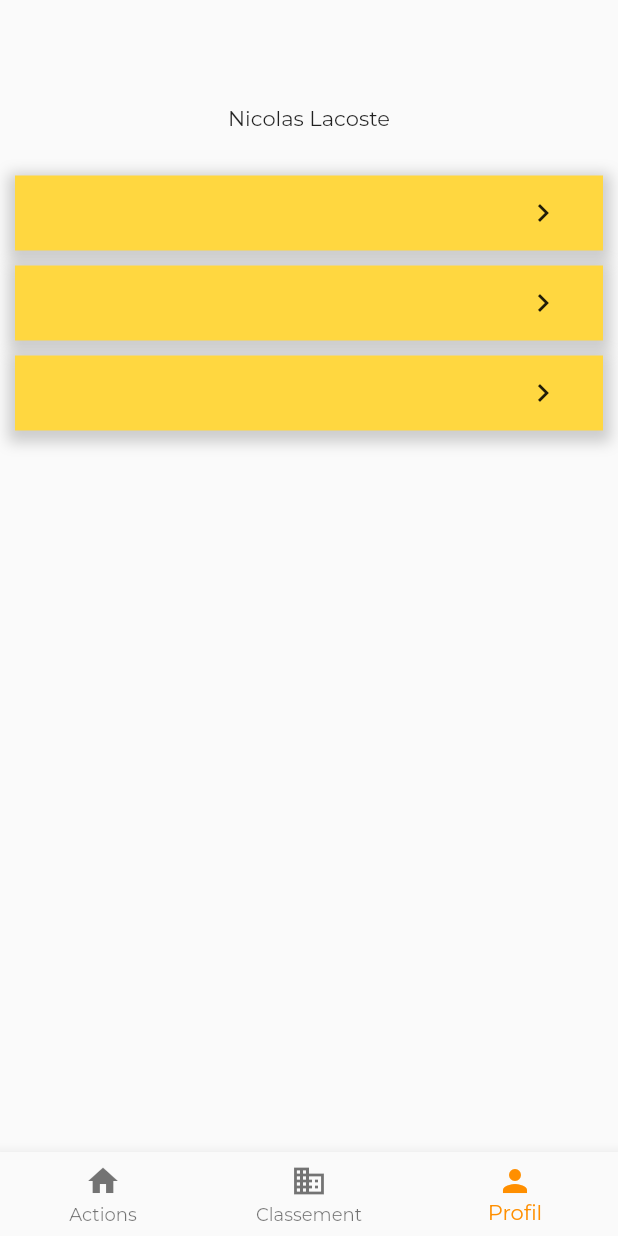
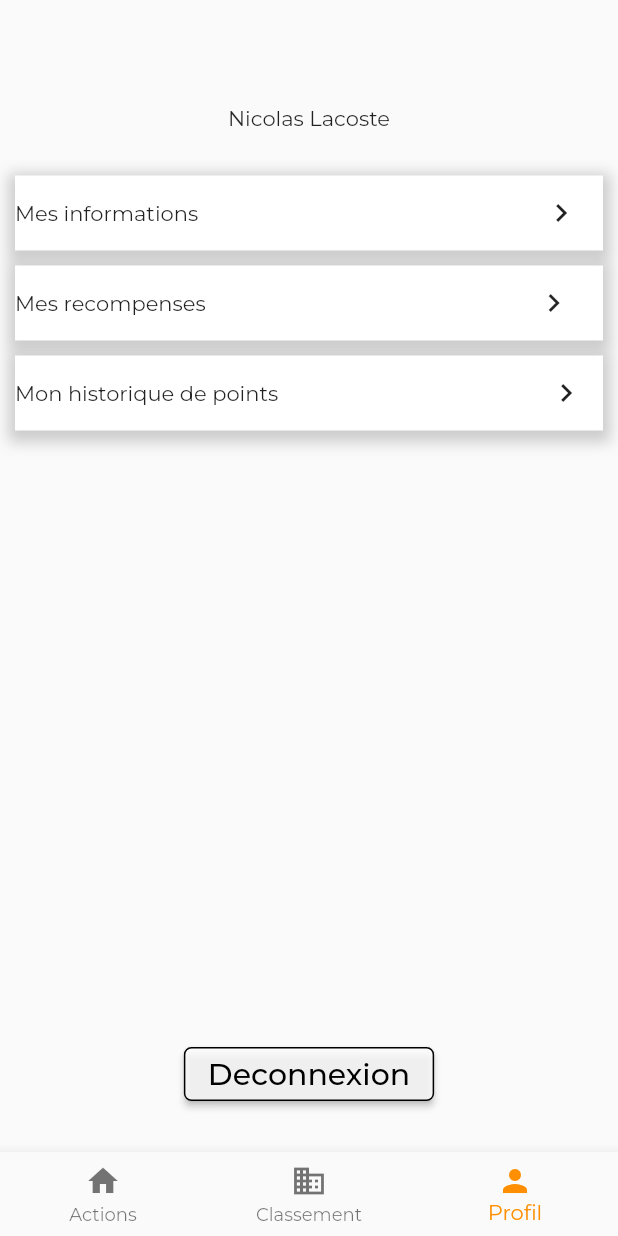
Before and after one commit to EXTIARBONE/extiarbone_flutter, a Flutter app: the screen it shows after launch, item 3 of the bottom bar chosen, on a phone screen of 412 x 824 dp. Run offline on Flutter 3.47's test engine with Material 2 defaults, Android fonts, the phone set to English and light mode, and no system bars; our stand-ins replace google_fonts; project files that could hold a hidden picture were left out.

```diff
--- a/lib/pages/profil.dart
+++ b/lib/pages/profil.dart
@@ -1,6 +1,7 @@
 import 'package:flutter/material.dart';
 import 'package:flutter/src/widgets/framework.dart';
 import 'package:flutter/src/widgets/placeholder.dart';
+import 'package:google_fonts/google_fonts.dart';
 
 class Profil extends StatefulWidget {
   const Profil({super.key});
@@ -19,14 +20,21 @@ class _ProfilState extends State<Profil> {
         Container(
           child: Text("Nicolas Lacoste"),
         ),
-          SizedBox(height: 20,),
+        SizedBox(
+          height: 20,
+        ),
         Padding(
           padding: const EdgeInsets.fromLTRB(10, 10, 10, 5),
+          child: GestureDetector(
+              onTap: () {
+                // code à exécuter lorsque le conteneur est cliqué
+                print("OOOOOo");
+              },
               child: Container(
                 width: 500,
                 height: 50,
                 decoration: BoxDecoration(
-                color: Colors.amberAccent,
+                  color: Colors.white,
                   boxShadow: [
                     BoxShadow(
                       color: Colors.grey.withOpacity(0.5),
@@ -38,20 +46,25 @@ class _ProfilState extends State<Profil> {
                 ),
                 child: Row(
                   children: [
-                  SizedBox(width: 340),
+                    Text("Mes informations"),
+                    SizedBox(width: 230),
                     Icon(Icons.keyboard_arrow_right),
                   ],
                 ),
-            )
-
+              )),
         ),
         Padding(
           padding: const EdgeInsets.fromLTRB(10, 5, 10, 5),
+          child: GestureDetector(
+              onTap: () {
+                // code à exécuter lorsque le conteneur est cliqué
+                print("OOOOOo");
+              },
               child: Container(
                 width: 500,
                 height: 50,
                 decoration: BoxDecoration(
-                color: Colors.amberAccent,
+                  color: Colors.white,
                   boxShadow: [
                     BoxShadow(
                       color: Colors.grey.withOpacity(0.5),
@@ -63,19 +76,25 @@ class _ProfilState extends State<Profil> {
                 ),
                 child: Row(
                   children: [
-                  SizedBox(width: 340),
+                    Text("Mes recompenses"),
+                    SizedBox(width: 220),
                     Icon(Icons.keyboard_arrow_right),
                   ],
                 ),
-            )
+              )),
         ),
         Padding(
             padding: const EdgeInsets.fromLTRB(10, 5, 10, 5),
+            child: GestureDetector(
+              onTap: () {
+                // code à exécuter lorsque le conteneur est cliqué
+                print("OOOOOo");
+              },
               child: Container(
                 width: 500,
                 height: 50,
                 decoration: BoxDecoration(
-                color: Colors.amberAccent,
+                  color: Colors.white,
                   boxShadow: [
                     BoxShadow(
                       color: Colors.grey.withOpacity(0.5),
@@ -87,15 +106,45 @@ class _ProfilState extends State<Profil> {
                 ),
                 child: Row(
                   children: [
-                  SizedBox(width: 340),
+                    Text("Mon historique de points"),
+                    SizedBox(width: 180),
                     Icon(Icons.keyboard_arrow_right),
                   ],
                 ),
-            )
+              ),
+            )),
+            SizedBox(height: 400,),
+        ElevatedButton(
+          onPressed: () {
+            // code à exécuter lorsque le bouton est cliqué
+          },
+          style: ButtonStyle(
+            backgroundColor: MaterialStateProperty.all<Color>(
+              Color.fromARGB(200, 255, 255, 255),
+
+            ),
+            shape: MaterialStateProperty.all<RoundedRectangleBorder>(
+              RoundedRectangleBorder(
+                borderRadius: BorderRadius.circular(5.0),
+                side: BorderSide(color: Colors.black),
+              ),
+            ),
+          ),
+
+          child: Column(
+            children: [
+
+              Text("Deconnexion",
+              style: GoogleFonts.montserrat(
+                  fontSize: 20,
+                  color: Colors.black
+
+                ),
               ),
             ],
+          ),
         )
-
-    );
+      ],
+    ));
   }
 }
```
Lines whose indentation alone changed are shown as unchanged.
